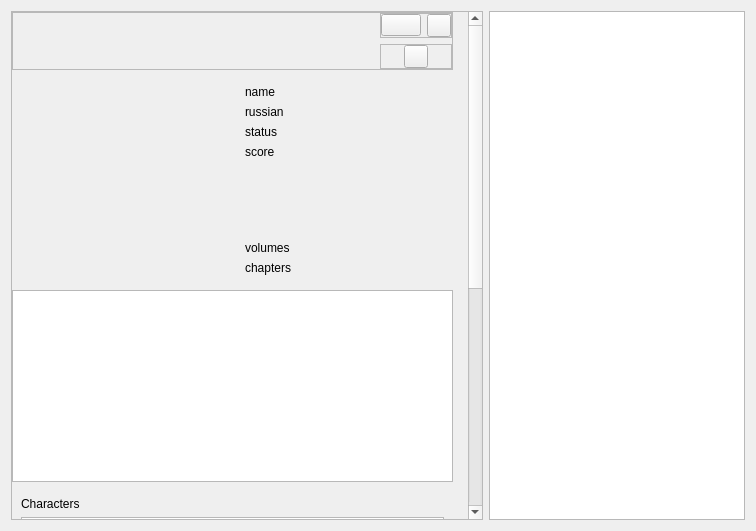
Qt form data/ui/widgets/info.ui (brandonzorn/Nlight) before a commit.
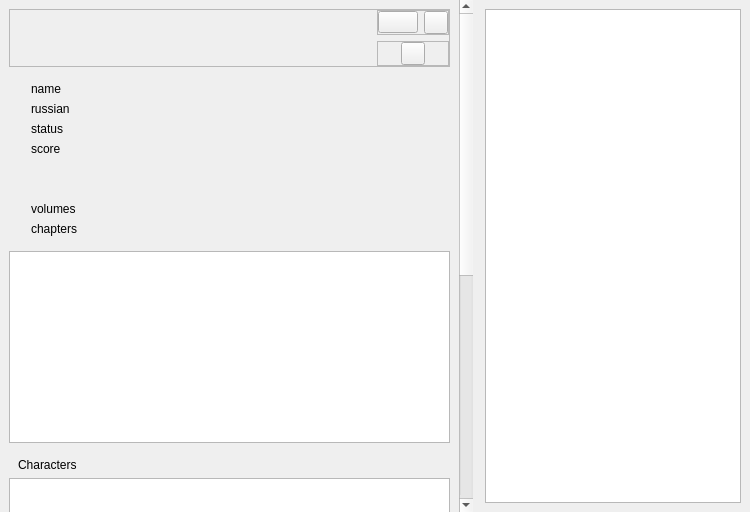
The same form after that commit. Custom widgets are drawn as their Qt base class.

Commit message: feat: align info page layouts

```diff
--- a/data/ui/widgets/info.ui
+++ b/data/ui/widgets/info.ui
@@ -6,18 +6,30 @@
    <rect>
     <x>0</x>
     <y>0</y>
-    <width>756</width>
-    <height>531</height>
+    <width>750</width>
+    <height>512</height>
    </rect>
   </property>
   <property name="locale">
    <locale language="English" country="UnitedStates"/>
   </property>
   <layout class="QHBoxLayout" name="pageLayout">
+   <property name="leftMargin">
+    <number>0</number>
+   </property>
+   <property name="topMargin">
+    <number>0</number>
+   </property>
+   <property name="rightMargin">
+    <number>0</number>
+   </property>
+   <property name="bottomMargin">
+    <number>0</number>
+   </property>
    <item>
-    <widget class="ScrollArea" name="scrollArea">
-     <property name="horizontalScrollBarPolicy">
-      <enum>Qt::ScrollBarPolicy::ScrollBarAlwaysOff</enum>
+    <widget class="SingleDirectionScrollArea" name="scrollArea">
+     <property name="frameShape">
+      <enum>QFrame::Shape::NoFrame</enum>
      </property>
      <property name="widgetResizable">
       <bool>true</bool>
@@ -26,23 +38,29 @@
       <property name="geometry">
        <rect>
         <x>0</x>
-        <y>-123</y>
-        <width>460</width>
-        <height>960</height>
+        <y>-271</y>
+        <width>461</width>
+        <height>988</height>
        </rect>
       </property>
+      <property name="sizePolicy">
+       <sizepolicy hsizetype="Ignored" vsizetype="Preferred">
+        <horstretch>0</horstretch>
+        <verstretch>0</verstretch>
+       </sizepolicy>
+      </property>
       <layout class="QVBoxLayout" name="scrollAreaVLayout">
        <property name="leftMargin">
-        <number>0</number>
+        <number>9</number>
        </property>
        <property name="topMargin">
-        <number>0</number>
+        <number>9</number>
        </property>
        <property name="rightMargin">
-        <number>15</number>
+        <number>9</number>
        </property>
        <property name="bottomMargin">
-        <number>0</number>
+        <number>9</number>
        </property>
        <item>
         <widget class="SimpleCardWidget" name="headerWidget">
@@ -163,37 +181,24 @@
           </property>
           <item>
            <widget class="SimpleCardWidget" name="previewWidget">
-            <property name="sizePolicy">
-             <sizepolicy hsizetype="Preferred" vsizetype="Preferred">
-              <horstretch>0</horstretch>
-              <verstretch>0</verstretch>
-             </sizepolicy>
-            </property>
             <layout class="QVBoxLayout" name="previewLayout">
              <property name="spacing">
               <number>0</number>
              </property>
              <property name="leftMargin">
-              <number>3</number>
+              <number>0</number>
              </property>
              <property name="topMargin">
-              <number>3</number>
+              <number>0</number>
              </property>
              <property name="rightMargin">
-              <number>3</number>
+              <number>0</number>
              </property>
              <property name="bottomMargin">
-              <number>3</number>
+              <number>0</number>
              </property>
              <item>
-              <widget class="ImageLabel" name="imageLabel">
-               <property name="sizePolicy">
-                <sizepolicy hsizetype="Expanding" vsizetype="Expanding">
-                 <horstretch>0</horstretch>
-                 <verstretch>0</verstretch>
-                </sizepolicy>
-               </property>
-              </widget>
+              <widget class="ImageLabel" name="imageLabel"/>
              </item>
             </layout>
            </widget>
@@ -239,14 +244,14 @@
               </widget>
              </item>
              <item>
-              <spacer name="verticalSpacer">
+              <spacer name="verticalSpacer_2">
                <property name="orientation">
                 <enum>Qt::Orientation::Vertical</enum>
                </property>
                <property name="sizeHint" stdset="0">
                 <size>
                  <width>20</width>
-                 <height>76</height>
+                 <height>40</height>
                 </size>
                </property>
               </spacer>
@@ -275,6 +280,9 @@
         <layout class="QVBoxLayout" name="verticalLayout_9">
          <item>
           <widget class="QWidget" name="descriptionWidget" native="true">
+           <property name="enabled">
+            <bool>true</bool>
+           </property>
            <layout class="QVBoxLayout" name="descriptionVLayout">
             <property name="leftMargin">
              <number>0</number>
@@ -290,6 +298,12 @@
             </property>
             <item>
              <widget class="TextEdit" name="descriptionTextEdit">
+              <property name="sizePolicy">
+               <sizepolicy hsizetype="Expanding" vsizetype="Preferred">
+                <horstretch>0</horstretch>
+                <verstretch>0</verstretch>
+               </sizepolicy>
+              </property>
               <property name="horizontalScrollBarPolicy">
                <enum>Qt::ScrollBarPolicy::ScrollBarAlwaysOff</enum>
               </property>
@@ -306,9 +320,30 @@
          </item>
          <item>
           <widget class="CardWidget" name="charactersWidget">
+           <property name="enabled">
+            <bool>true</bool>
+           </property>
            <layout class="QVBoxLayout" name="charactersVLayout">
+            <property name="spacing">
+             <number>6</number>
+            </property>
+            <property name="leftMargin">
+             <number>0</number>
+            </property>
             <property name="topMargin">
-             <number>9</number>
+             <number>0</number>
+            </property>
+            <property name="rightMargin">
+             <number>0</number>
+            </property>
+            <property name="bottomMargin">
+             <number>0</number>
+            </property>
+            <item>
+             <widget class="QWidget" name="widget" native="true">
+              <layout class="QHBoxLayout" name="horizontalLayout_3">
+               <property name="rightMargin">
+                <number>0</number>
             </property>
             <property name="bottomMargin">
              <number>0</number>
@@ -320,8 +355,17 @@
               </property>
              </widget>
             </item>
+              </layout>
+             </widget>
+            </item>
             <item>
              <widget class="ListWidget" name="charactersList">
+              <property name="sizePolicy">
+               <sizepolicy hsizetype="Expanding" vsizetype="Preferred">
+                <horstretch>0</horstretch>
+                <verstretch>0</verstretch>
+               </sizepolicy>
+              </property>
               <property name="horizontalScrollBarPolicy">
                <enum>Qt::ScrollBarPolicy::ScrollBarAlwaysOff</enum>
               </property>
@@ -335,9 +379,27 @@
          </item>
          <item>
           <widget class="CardWidget" name="relatedWidget">
+           <property name="enabled">
+            <bool>true</bool>
+           </property>
            <layout class="QVBoxLayout" name="relatedVLayout">
+            <property name="leftMargin">
+             <number>0</number>
+            </property>
             <property name="topMargin">
-             <number>9</number>
+             <number>0</number>
+            </property>
+            <property name="rightMargin">
+             <number>0</number>
+            </property>
+            <property name="bottomMargin">
+             <number>0</number>
+            </property>
+            <item>
+             <widget class="QWidget" name="widget_2" native="true">
+              <layout class="QHBoxLayout" name="horizontalLayout_4">
+               <property name="rightMargin">
+                <number>0</number>
             </property>
             <property name="bottomMargin">
              <number>0</number>
@@ -349,8 +411,17 @@
               </property>
              </widget>
             </item>
+              </layout>
+             </widget>
+            </item>
             <item>
              <widget class="ListWidget" name="relatedList">
+              <property name="sizePolicy">
+               <sizepolicy hsizetype="Expanding" vsizetype="Preferred">
+                <horstretch>0</horstretch>
+                <verstretch>0</verstretch>
+               </sizepolicy>
+              </property>
               <property name="horizontalScrollBarPolicy">
                <enum>Qt::ScrollBarPolicy::ScrollBarAlwaysOff</enum>
               </property>
@@ -364,15 +435,34 @@
          </item>
         </layout>
        </item>
+       <item>
+        <spacer name="verticalSpacer">
+         <property name="orientation">
+          <enum>Qt::Orientation::Vertical</enum>
+         </property>
+         <property name="sizeHint" stdset="0">
+          <size>
+           <width>20</width>
+           <height>40</height>
+          </size>
+         </property>
+        </spacer>
+       </item>
       </layout>
      </widget>
     </widget>
    </item>
    <item>
-    <widget class="SimpleCardWidget" name="itemsWidget">
-     <layout class="QVBoxLayout" name="itemsVLayout">
+    <widget class="QWidget" name="itemsWidget" native="true">
+     <layout class="QVBoxLayout" name="itemsWidgetVLayout">
+      <property name="leftMargin">
+       <number>6</number>
+      </property>
+      <item>
+       <widget class="CardWidget" name="itemsCard">
+        <layout class="QVBoxLayout" name="itemsCardVLayout">
       <property name="spacing">
-       <number>0</number>
+          <number>6</number>
       </property>
       <property name="leftMargin">
        <number>0</number>
@@ -389,7 +479,7 @@
       <item>
        <widget class="TreeWidget" name="itemsTree">
         <property name="sizePolicy">
-         <sizepolicy hsizetype="Minimum" vsizetype="Minimum">
+            <sizepolicy hsizetype="Preferred" vsizetype="Expanding">
           <horstretch>0</horstretch>
           <verstretch>0</verstretch>
          </sizepolicy>
@@ -418,6 +508,9 @@
    </item>
   </layout>
  </widget>
+   </item>
+  </layout>
+ </widget>
  <customwidgets>
   <customwidget>
    <class>ComboBox</class>
@@ -429,12 +522,6 @@
    <extends>QToolButton</extends>
    <header>qfluentwidgets</header>
   </customwidget>
-  <customwidget>
-   <class>ScrollArea</class>
-   <extends>QScrollArea</extends>
-   <header>qfluentwidgets</header>
-   <container>1</container>
-  </customwidget>
   <customwidget>
    <class>CardWidget</class>
    <extends>QFrame</extends>
@@ -443,7 +530,7 @@
   </customwidget>
   <customwidget>
    <class>SimpleCardWidget</class>
-   <extends>CardWidget</extends>
+   <extends>QFrame</extends>
    <header>qfluentwidgets</header>
    <container>1</container>
   </customwidget>
@@ -472,6 +559,12 @@
    <extends>QLabel</extends>
    <header>qfluentwidgets</header>
   </customwidget>
+  <customwidget>
+   <class>SingleDirectionScrollArea</class>
+   <extends>QScrollArea</extends>
+   <header>qfluentwidgets</header>
+   <container>1</container>
+  </customwidget>
  </customwidgets>
  <resources/>
  <connections/>
```
Lines whose indentation alone changed are shown as unchanged. The commit also changes 1 other file.
